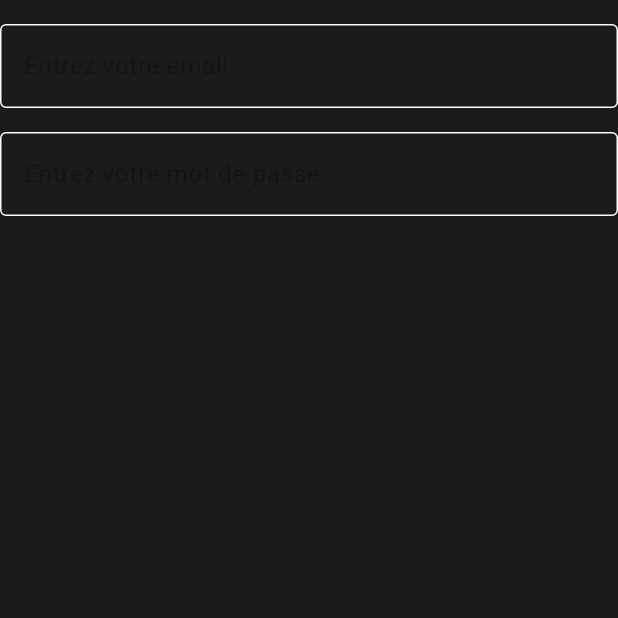
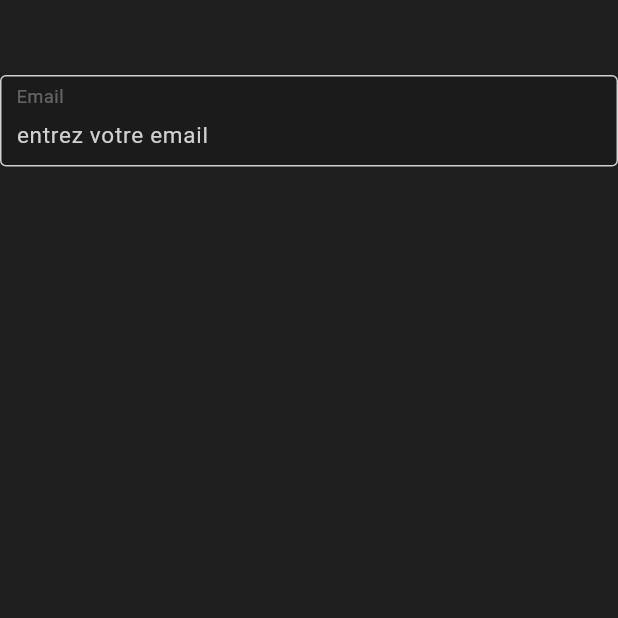
Before and after one commit to yahvya/morpheus, a Flutter app: the screen it shows after launch, on a phone screen of 412 x 824 dp, the top half of it. Run offline on Flutter 3.47's test engine with Material 3 defaults, Android fonts, the phone set to English and light mode, and no system bars.

Commit message:
ajout de l'implémentation du champs de saisi (gestion du thème à faire)

```diff
--- a/morpheus/lib/components/AppInput.dart
+++ b/morpheus/lib/components/AppInput.dart
@@ -1,40 +1,48 @@
 import 'package:flutter/cupertino.dart';
 import 'package:flutter/material.dart';
 
-/// zone de saisie de l'application
+
 class AppInput extends StatelessWidget{
+  const AppInput({super.key,required this.label,required this.placeholder,this.isProtected = false});
+
+  final String label;
+  final String placeholder;
+  final bool isProtected;
+
   @override
   Widget build(BuildContext context){
-    return Column(
-      children: [
-        SizedBox(height: 16),
-        TextField(
-          cursorColor: Color(0xFFFDFDFD),
-          style: TextStyle(
-            color: Color(0xFFFDFDFD)
+    var colorScheme = Theme.of(context).colorScheme;
+    var textColor = colorScheme.onSurface;
+    var opacityColor = textColor.withOpacity(0.4);
+
+    return Container(
+      padding: const EdgeInsets.fromLTRB(10, 0,10, 0),
+      decoration: BoxDecoration(
+        borderRadius: const BorderRadius.all(Radius.circular(4)),
+        border: Border.all(color: Color(0xFFD0D2CF)),
+        color: Color(0xFF1B1B1B)
+      ),
+      child: TextFormField(
+        cursorColor: textColor,
+        obscureText: isProtected,
+        decoration: InputDecoration(
+          border: InputBorder.none,
+          hintText: placeholder,
+          hintStyle: TextStyle(
+            fontSize: 15,
+            color: textColor
           ),
-          decoration: InputDecoration(
-            focusColor: Color(0xFFFDFDFD),
-            hoverColor: Color(0xFFFDFDFD),
-            labelText: 'Entrez votre email', // Libellé du champ de saisie
-            border: OutlineInputBorder(), // Bordure du champ
+          labelText: label,
+          labelStyle: TextStyle(
+            fontSize: 20,
+            color: opacityColor
           ),
+          floatingLabelStyle: TextStyle(
+            color: opacityColor.withOpacity(0.4)
+          ),
+          floatingLabelBehavior:FloatingLabelBehavior.always
         ),
-        SizedBox(height: 16), // Espacement entre les champs
-        TextField(
-          cursorColor: Color(0xFFFDFDFD),
-          style: TextStyle(
-              color: Color(0xFFFDFDFD)
-          ),
-          obscureText: true, // Pour masquer les caractères du mot de passe
-          decoration: InputDecoration(
-            focusColor: Color(0xFFFDFDFD),
-            hoverColor: Color(0xFFFDFDFD),
-            labelText: 'Entrez votre mot de passe', // Libellé du champ de saisie
-            border: OutlineInputBorder(), // Bordure du champ
-          ),
-        ),
-      ],
+      )
     );
+  }
 }
-}
--- a/morpheus/lib/main.dart
+++ b/morpheus/lib/main.dart
@@ -7,8 +7,8 @@ void main() {
     home: Home(),
     theme: ThemeData(
       // theme de l'application
-      brightness: Brightness.dark,
-      colorScheme: ColorScheme(
+      //brightness: Brightness.dark,
+      colorScheme: const ColorScheme(
         primary: Color(0xFF131313), // Le noir pour le fond
         secondary: Color(0xFF579647), // Le vert pour la mise en évidence d’éléments
         surface: Color(0xFFD0D2CF), // Le gris light pour les couleurs simples
@@ -16,8 +16,8 @@ void main() {
         error: Colors.red, // Couleur d'erreur
         onPrimary: Color(0xFFFDFDFD), // Le blanc gris pour le texte
         onSecondary: Color(0xFFFDFDFD), // Le blanc gris pour le texte
-        onSurface: Color(0xFF131313), // Le noir pour le fond
-        onBackground: Color(0xFFFDFDFD), // Le blanc gris pour le texte
+        onSurface: Color(0xFFD0D2CF), // Le noir pour le fond
+        onBackground: Color(0x001B1B1B), // Le blanc gris pour le texte
         onError: Color(0xFFFDFDFD), // Le blanc gris pour le texte
         brightness: Brightness.dark, // Luminosité de la palette de couleurs
       ),
--- a/morpheus/lib/pages/Home.dart
+++ b/morpheus/lib/pages/Home.dart
@@ -7,10 +7,16 @@ class Home extends StatelessWidget{
   @override
   Widget build(BuildContext context){
     return Scaffold(
-      backgroundColor: Colors.white,
+      backgroundColor: Color(0XFF1E1E1E),
       body: Container(
-        color: Color(0xFF1B1B1B),
-        child: AppInput(),
+        child: Column(
+          children: [
+            SizedBox(
+              height: 50,
+            ),
+            AppInput(label: "Email",placeholder: "entrez votre email",)
+          ],
+        ),
       )
     );
   }
```
